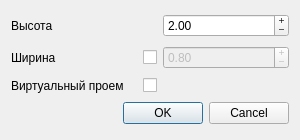
Qt form layers/doors.ui (bvchirkov/PlanCreator) before a commit.
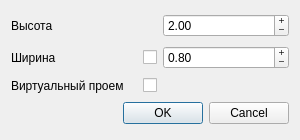
The same form after that commit.

Diff of the .ui file:
```diff
--- a/layers/doors.ui
+++ b/layers/doors.ui
@@ -57,7 +57,7 @@
    <item row="1" column="2">
     <widget class="QDoubleSpinBox" name="doubleSpinBox">
      <property name="enabled">
-      <bool>false</bool>
+      <bool>true</bool>
      </property>
      <property name="acceptDrops">
       <bool>false</bool>
```
